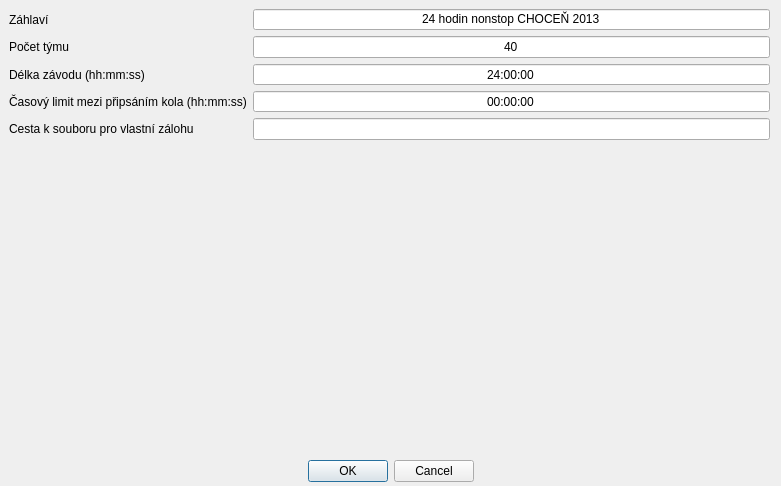
First picture: the form in settings.ui, repository aITy/24hoursRace, before the edit.
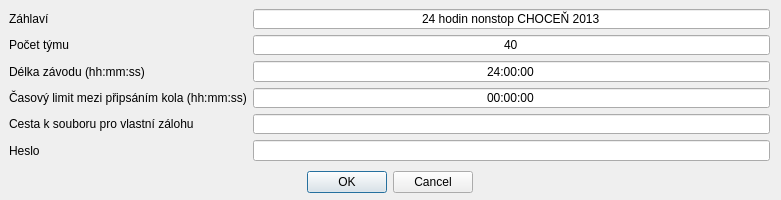
Second picture: the form after the edit.

Commit message: team administration and settings fixxed. And I also added some enhancements.

Patch:
```diff
--- a/settings.ui
+++ b/settings.ui
@@ -7,48 +7,19 @@
     <x>0</x>
     <y>0</y>
     <width>781</width>
-    <height>486</height>
+    <height>200</height>
    </rect>
   </property>
   <property name="windowTitle">
    <string>Form</string>
   </property>
-  <widget class="QWidget" name="gridLayoutWidget">
-   <property name="geometry">
-    <rect>
-     <x>9</x>
-     <y>299</y>
-     <width>761</width>
-     <height>161</height>
-    </rect>
-   </property>
-   <layout class="QGridLayout" name="teamPrintLayout">
-    <property name="sizeConstraint">
-     <enum>QLayout::SetMaximumSize</enum>
-    </property>
-    <property name="leftMargin">
-     <number>6</number>
-    </property>
-   </layout>
-  </widget>
-  <widget class="QWidget" name="horizontalLayoutWidget">
-   <property name="geometry">
-    <rect>
-     <x>10</x>
-     <y>140</y>
-     <width>761</width>
-     <height>161</height>
-    </rect>
-   </property>
-   <layout class="QHBoxLayout" name="teamsLayout"/>
-  </widget>
   <widget class="QWidget" name="formLayoutWidget">
    <property name="geometry">
     <rect>
      <x>9</x>
      <y>9</y>
      <width>761</width>
-     <height>131</height>
+     <height>152</height>
     </rect>
    </property>
    <layout class="QFormLayout" name="settingsLayout">
@@ -137,15 +108,25 @@
       </property>
      </widget>
     </item>
+    <item row="5" column="0">
+     <widget class="QLabel" name="passwordLabel">
+      <property name="text">
+       <string>Heslo</string>
+      </property>
+     </widget>
+    </item>
+    <item row="5" column="1">
+     <widget class="QLineEdit" name="passwordLineEdit"/>
+    </item>
    </layout>
   </widget>
   <widget class="QDialogButtonBox" name="buttonBox">
    <property name="geometry">
     <rect>
      <x>10</x>
-     <y>460</y>
-     <width>761</width>
-     <height>23</height>
+     <y>170</y>
+     <width>760</width>
+     <height>24</height>
     </rect>
    </property>
    <property name="standardButtons">
```
The commit also changes 30 other files.
